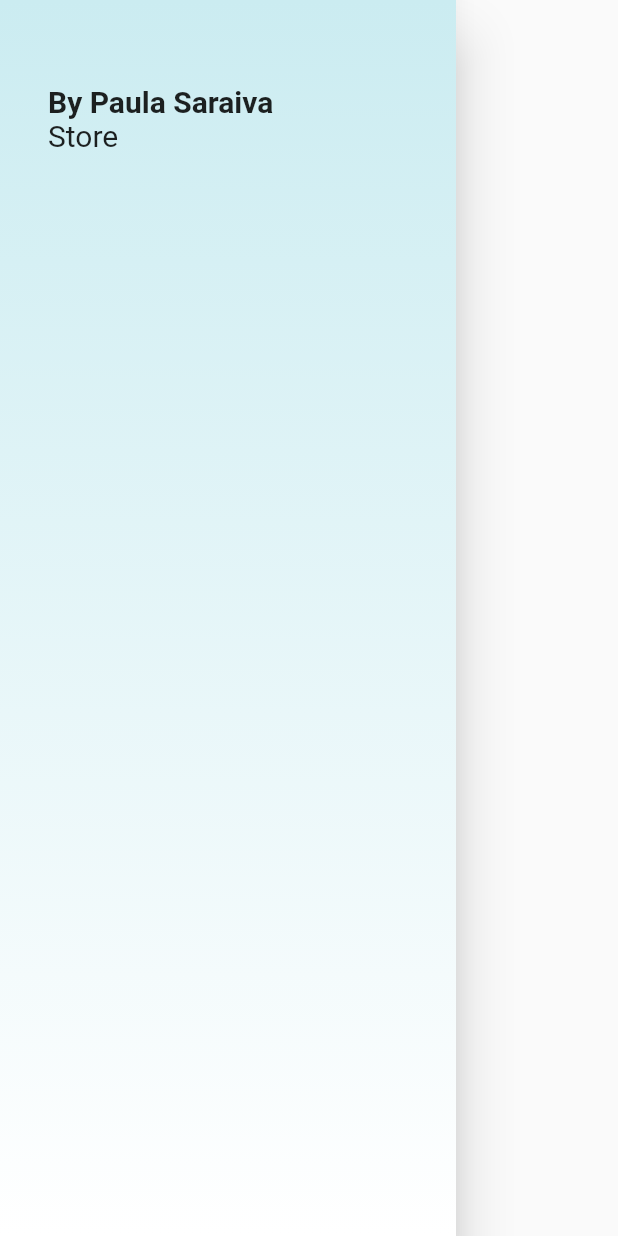
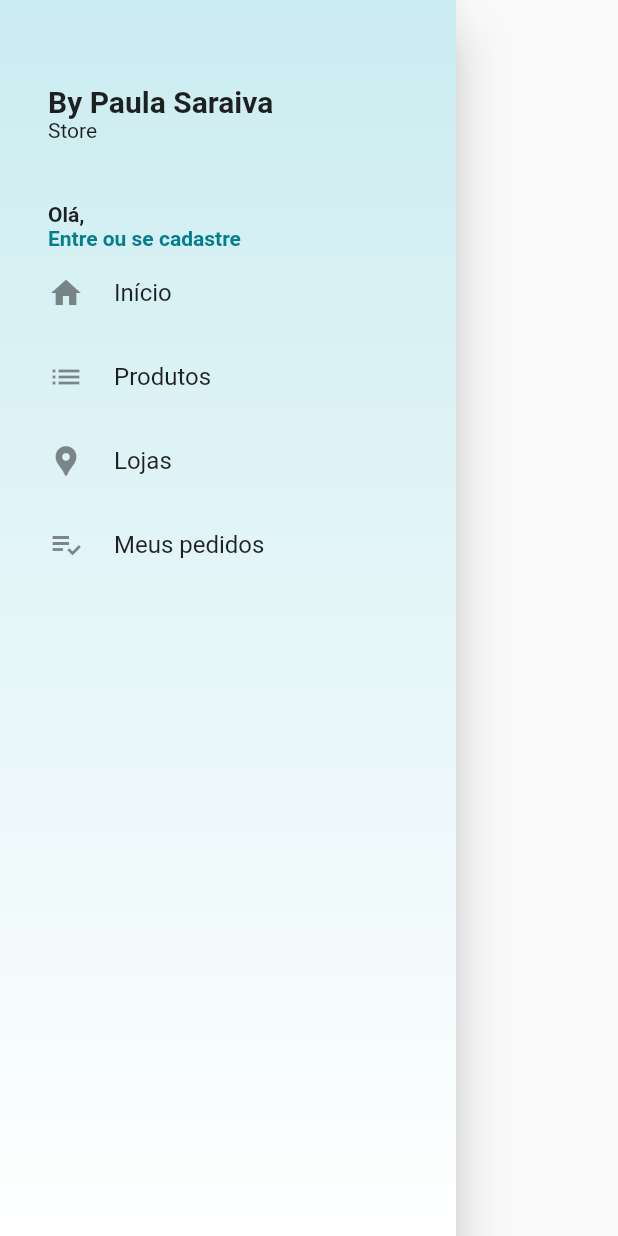
Before and after one commit to albertobezerra/storebypaulasaraiva_flutter, a Flutter app: the CustomDrawer widget shown alone on an empty page, opened directly, on a phone screen of 412 x 824 dp. Run offline on Flutter 3.47's test engine with Material 2 defaults, Android fonts, the phone set to English and light mode, and no system bars; our stand-ins replace cloud_firestore, transparent_image; accounts and stored records are empty.

Commit message:
Design do Drawer finalizado
Design ok
Falta a parte funcional para clicar e mudar de tela

```diff
--- a/lib/widgets/drawer.dart
+++ b/lib/widgets/drawer.dart
@@ -27,7 +27,7 @@ class CustomDrawer extends StatelessWidget {
               Container(
                 margin: EdgeInsets.only(bottom: 8),
                 padding: EdgeInsets.fromLTRB(0, 16, 16, 8),
-                height: 170,
+                height: MediaQuery.of(context).size.height,
                 child: Stack(
                   children: [
                     Column(
@@ -48,11 +48,90 @@ class CustomDrawer extends StatelessWidget {
                           child: Text(
                             'Store',
                             style: TextStyle(
-                              fontSize: 20,
+                              fontSize: 14,
                               fontWeight: FontWeight.w400,
                             ),
                           ),
                         ),
+                        SizedBox(height: 20),
+                        Container(
+                          alignment: Alignment.topLeft,
+                          margin: EdgeInsets.only(top: 20),
+                          child: Column(
+                            crossAxisAlignment: CrossAxisAlignment.start,
+                            children: [
+                              Text(
+                                'Olá,',
+                                style: TextStyle(
+                                  fontWeight: FontWeight.bold,
+                                ),
+                              ),
+                              GestureDetector(
+                                child: Text(
+                                  'Entre ou se cadastre',
+                                  style: TextStyle(
+                                      fontWeight: FontWeight.bold,
+                                      color: Theme.of(context).primaryColor),
+                                ),
+                                onTap: () {},
+                              )
+                            ],
+                          ),
+                        ),
+                        Expanded(
+                          child: ListView(
+                            children: <Widget>[
+                              ListTile(
+                                contentPadding:
+                                    EdgeInsets.zero, //tira o espaço padrão
+                                title: Row(
+                                  children: <Widget>[
+                                    Icon(Icons.home),
+                                    SizedBox(width: 20),
+                                    Text("Início")
+                                  ],
+                                ),
+                                onTap: () {},
+                              ),
+                              ListTile(
+                                contentPadding:
+                                    EdgeInsets.zero, //tira o espaço padrão
+                                title: Row(
+                                  children: <Widget>[
+                                    Icon(Icons.list),
+                                    SizedBox(width: 20),
+                                    Text("Produtos")
+                                  ],
+                                ),
+                                onTap: () {},
+                              ),
+                              ListTile(
+                                contentPadding:
+                                    EdgeInsets.zero, //tira o espaço padrão
+                                title: Row(
+                                  children: <Widget>[
+                                    Icon(Icons.location_pin),
+                                    SizedBox(width: 20),
+                                    Text("Lojas")
+                                  ],
+                                ),
+                                onTap: () {},
+                              ),
+                              ListTile(
+                                contentPadding:
+                                    EdgeInsets.zero, //tira o espaço padrão
+                                title: Row(
+                                  children: <Widget>[
+                                    Icon(Icons.playlist_add_check),
+                                    SizedBox(width: 20),
+                                    Text("Meus pedidos")
+                                  ],
+                                ),
+                                onTap: () {},
+                              ),
+                            ],
+                          ),
+                        )
                       ],
                     ),
                   ],
```
